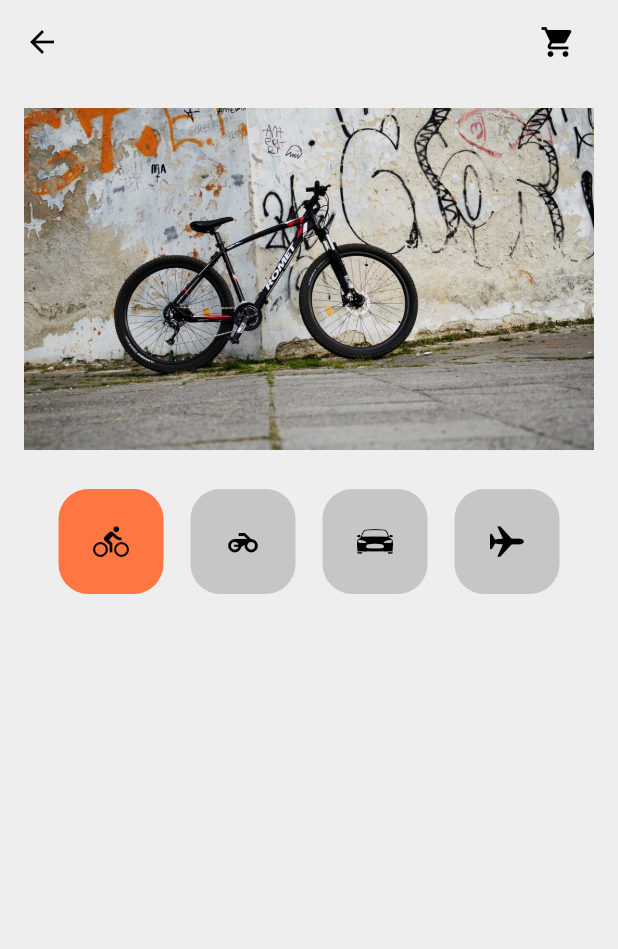
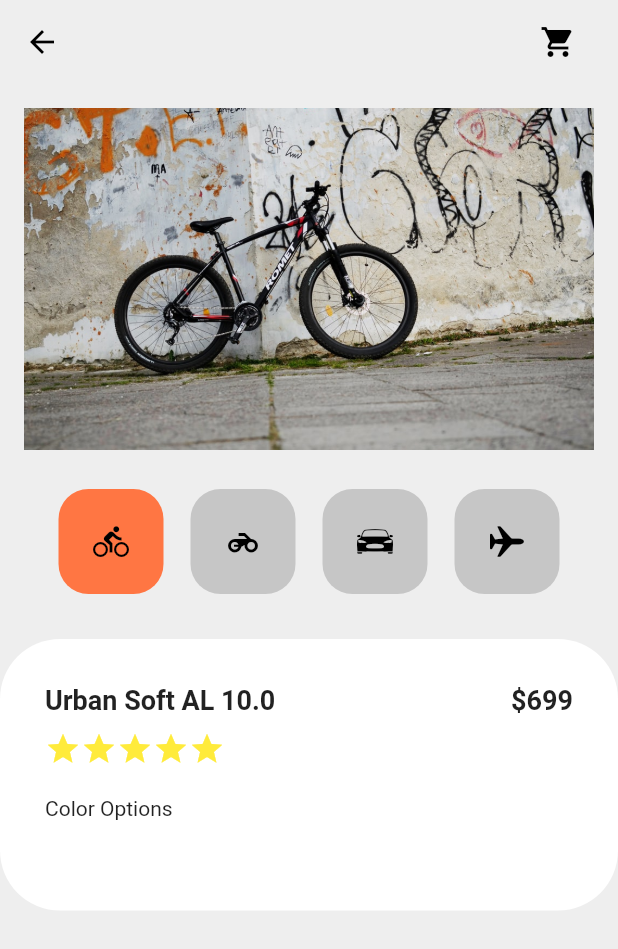
Before and after one commit to clean17/flutter-shopping-cart, a Flutter app: the screen it shows after launch, on a phone screen of 412 x 824 dp. Shown: the top 949 px of the screen. Run offline on Flutter 3.47's test engine with Material 2 defaults, Android fonts, the phone set to English and light mode, and no system bars.

Commit message:
하단 화면 추가

```diff
--- a/lib/components/shoppingcart_detail.dart
+++ b/lib/components/shoppingcart_detail.dart
@@ -5,6 +5,92 @@ class ShoppingCartDetail extends StatelessWidget {
 
   @override
   Widget build(BuildContext context) {
+    return Container(
+      decoration: BoxDecoration(
+        color: Colors.white,
+        borderRadius: BorderRadius.circular(40),
+      ),
+      child: Padding(
+        padding: const EdgeInsets.all(30.0),
+        child: Column(
+          crossAxisAlignment: CrossAxisAlignment.start,
+          children: [
+            _buildDetailNameAndPrice(),
+            _buildDetailRatingAndReviewCount(),
+            _buildDetailColorOptions(),
+            _buildDetailButton(context),
+          ],
+        ),
+      ),
+    );
+  }
+
+  Widget _buildDetailNameAndPrice() {
+    return Padding(
+      padding: EdgeInsets.only(bottom: 10),
+      child: Row(
+        mainAxisAlignment: MainAxisAlignment.spaceBetween,
+        children: [
+          Text(
+            "Urban Soft AL 10.0",
+            style: TextStyle(
+              fontSize: 18,
+              fontWeight: FontWeight.bold,
+            ),
+          ),          Text(
+            "\$699",
+            style: TextStyle(
+              fontSize: 18,
+              fontWeight: FontWeight.bold,
+            ),
+          ),
+        ],
+      ),
+    );
+  }
+
+  Widget _buildDetailRatingAndReviewCount() {
+    return Padding(
+      padding: EdgeInsets.only(bottom: 20),
+      child: Row(
+        children: [
+          Icon(Icons.star, color: Colors.yellow),
+          Icon(Icons.star, color: Colors.yellow),
+          Icon(Icons.star, color: Colors.yellow),
+          Icon(Icons.star, color: Colors.yellow),
+          Icon(Icons.star, color: Colors.yellow),
+        ],
+      ),
+    );
+  }
+
+  Widget _buildDetailColorOptions() {
+    return Padding(
+      padding: EdgeInsets.only(bottom: 20),
+      child: Column(
+        crossAxisAlignment: CrossAxisAlignment.start,
+        children: [
+          Text("Color Options"),
+          SizedBox(height: 10),
+          Row(
+            children: [
+              _buildDetailIcon(Colors.black),
+              _buildDetailIcon(Colors.green),
+              _buildDetailIcon(Colors.orange),
+              _buildDetailIcon(Colors.grey),
+              _buildDetailIcon(Colors.white),
+            ],
+          )
+        ],
+      ),
+    );
+  }
+
+  Widget _buildDetailIcon(Color mColor) {
+    return SizedBox();
+  }
+
+  Widget _buildDetailButton(BuildContext context) {
     return SizedBox();
   }
 }
```
